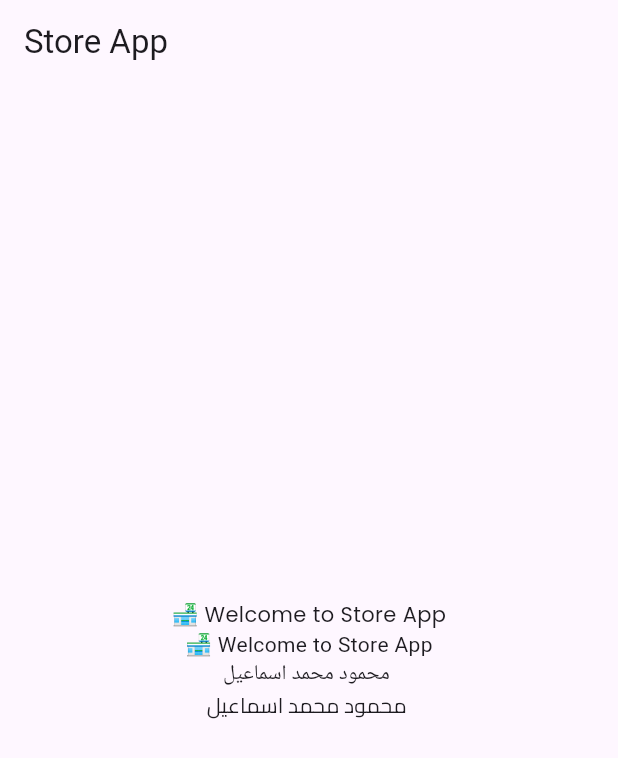
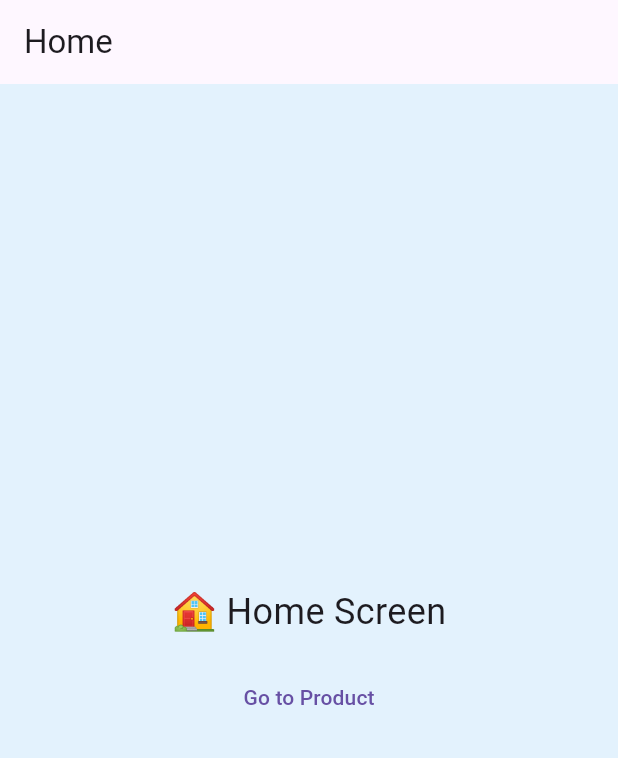
Before and after one commit to Korya25/store-app, a Flutter app: the screen it shows after launch, on a phone screen of 412 x 824 dp. Shown: the top 758 px of the screen. Run offline on Flutter 3.47's test engine with Material 3 defaults, Android fonts, the phone set to English and light mode, and no system bars; our stand-ins replace another_flushbar, connectivity_plus, firebase_core, flutter_dotenv, flutter_screenutil, go_router and 2 more; accounts and stored records are empty.

Commit message:
refactor files

```diff
--- /dev/null
+++ b/lib/core/constants/app_colors.dart
@@ -0,0 +1,5 @@
+import 'package:flutter/material.dart';
+
+class AppColors {
+  static const Color snakbarBackground = Colors.grey;
+}
--- /dev/null
+++ b/lib/core/constants/app_strings.dart
@@ -0,0 +1,4 @@
+class AppStrings {
+  static const String connected = 'Connected to the Internet';
+  static const String disconnected = 'No Internet Connection';
+}
--- a/lib/core/network/network_banner..dart
+++ b/lib/core/network/network_banner..dart
@@ -7,7 +7,7 @@ class NetworkBanner {
   static Flushbar<dynamic>? _currentFlushbar;
 
   static void show(BuildContext context, NetworkStatusType status) {
-    _currentFlushbar?.dismiss(); // اغلق القديم إن وجد
+    _currentFlushbar?.dismiss();
 
     _currentFlushbar = Flushbar(
       message: status == NetworkStatusType.connected
--- a/lib/core/presentation/app/store_app.dart
+++ /dev/null
@@ -1,40 +0,0 @@
-import 'package:flutter/material.dart';
-import 'package:flutter_screenutil/flutter_screenutil.dart';
-import 'package:store_app/core/network/network_status_wrapper.dart';
-
-class StoreApp extends StatelessWidget {
-  const StoreApp({super.key});
-
-  @override
-  Widget build(BuildContext context) {
-    return ScreenUtilInit(
-      designSize: Size(375, 812),
-      child: MaterialApp(
-        debugShowCheckedModeBanner: false,
-        title: 'Store App',
-        home: NetworkStatusWrapper(
-          child: Scaffold(
-            appBar: AppBar(title: const Text('Store App')),
-            body: const Center(
-              child: Column(
-                mainAxisAlignment: MainAxisAlignment.center,
-                children: [
-                  Text(
-                    '🏪 Welcome to Store App',
-                    style: TextStyle(fontFamily: 'Poppins'),
-                  ),
-                  Text('🏪 Welcome to Store App', style: TextStyle()),
-                  Text('محمود محمد اسماعيل ', style: TextStyle()),
-                  Text(
-                    'محمود محمد اسماعيل ',
-                    style: TextStyle(fontFamily: 'Cairo'),
-                  ),
-                ],
-              ),
-            ),
-          ),
-        ),
-      ),
-    );
-  }
-}
--- /dev/null
+++ b/lib/core/resources/app_router.dart
@@ -0,0 +1,87 @@
+import 'package:flutter/material.dart';
+import 'package:go_router/go_router.dart';
+import 'package:store_app/core/resources/app_routes.dart';
+import 'package:store_app/core/resources/app_transitions.dart';
+
+class AppRouter {
+  static final GoRouter router = GoRouter(
+    initialLocation: AppRoutes.homePath,
+    routes: [
+      GoRoute(
+        name: AppRoutes.home,
+        path: AppRoutes.homePath,
+        pageBuilder: (context, state) => AppTransitions.fade(
+          Scaffold(
+            backgroundColor: Colors.blue[50],
+            appBar: AppBar(title: const Text('Home')),
+            body: Center(
+              child: Column(
+                mainAxisAlignment: MainAxisAlignment.center,
+                children: [
+                  const Text('🏠 Home Screen', style: TextStyle(fontSize: 24)),
+                  const SizedBox(height: 16),
+                  TextButton(
+                    onPressed: () => context.pushNamed(AppRoutes.product),
+                    child: const Text('Go to Product'),
+                  ),
+                ],
+              ),
+            ),
+          ),
+        ),
+      ),
+      GoRoute(
+        name: AppRoutes.product,
+        path: AppRoutes.productPath,
+        pageBuilder: (context, state) => AppTransitions.slideFromRight(
+          Scaffold(
+            backgroundColor: Colors.green[50],
+            appBar: AppBar(title: const Text('Product')),
+            body: Center(
+              child: Column(
+                mainAxisAlignment: MainAxisAlignment.center,
+                children: [
+                  const Text(
+                    '📦 Product Screen',
+                    style: TextStyle(fontSize: 24),
+                  ),
+                  const SizedBox(height: 16),
+                  TextButton(
+                    onPressed: () => context.pushNamed(AppRoutes.settings),
+                    child: const Text('Go to Settings'),
+                  ),
+                ],
+              ),
+            ),
+          ),
+        ),
+      ),
+      GoRoute(
+        name: AppRoutes.settings,
+        path: AppRoutes.settingsPath,
+        pageBuilder: (context, state) => AppTransitions.scale(
+          Scaffold(
+            backgroundColor: Colors.purple[50],
+            appBar: AppBar(title: const Text('Settings')),
+            body: Center(
+              child: Column(
+                mainAxisAlignment: MainAxisAlignment.center,
+                children: [
+                  const Text(
+                    '⚙️ Settings Screen',
+                    style: TextStyle(fontSize: 24),
+                  ),
+                  const SizedBox(height: 16),
+                  TextButton(
+                    onPressed: () => context.pop(),
+                    child: const Text('Back'),
+                  ),
+                ],
+              ),
+            ),
+          ),
+        ),
+      ),
+    ],
+  );
+}
--- /dev/null
+++ b/lib/core/resources/app_routes.dart
@@ -0,0 +1,10 @@
+class AppRoutes {
+  static const String home = 'home';
+  static const String homePath = '/';
+
+  static const String product = 'product';
+  static const String productPath = '/product';
+
+  static const String settings = 'settings';
+  static const String settingsPath = '/settings';
+}
--- a/lib/main.dart
+++ b/lib/main.dart
@@ -3,9 +3,9 @@ import 'dart:io';
 import 'package:firebase_core/firebase_core.dart';
 import 'package:flutter/material.dart';
 import 'package:flutter/services.dart';
-import 'package:store_app/core/app/env_varible.dart';
+import 'package:store_app/core/utils/env_varible.dart';
 import 'package:store_app/core/network/connectivity_controller.dart';
-import 'package:store_app/core/presentation/app/store_app.dart';
+import 'package:store_app/store_app.dart';
 
 void main() async {
   WidgetsFlutterBinding.ensureInitialized();
--- /dev/null
+++ b/lib/store_app.dart
@@ -0,0 +1,26 @@
+// lib/store_app.dart
+
+import 'package:flutter/material.dart';
+import 'package:flutter_screenutil/flutter_screenutil.dart';
+import 'package:store_app/core/network/network_status_wrapper.dart';
+import 'package:store_app/core/resources/app_router.dart';
+
+class StoreApp extends StatelessWidget {
+  const StoreApp({super.key});
+
+  @override
+  Widget build(BuildContext context) {
+    return ScreenUtilInit(
+      designSize: const Size(375, 812),
+      builder: (_, __) => MaterialApp.router(
+        title: 'Store App',
+
+        debugShowCheckedModeBanner: false,
+        routerConfig: AppRouter.router,
+        builder: (context, child) {
+          return NetworkStatusWrapper(child: child ?? const SizedBox.shrink());
+        },
+      ),
+    );
+  }
+}
--- a/pubspec.yaml
+++ b/pubspec.yaml
@@ -26,6 +26,7 @@ dependencies:
   internet_connection_checker: ^3.0.1
   logger: ^2.6.1
   another_flushbar: ^1.12.30
+  go_router: ^16.0.0
 
 dev_dependencies:
   flutter_test:
```
Also changed, not shown: lib/core/resources/app_text_styles.dart (+1 -29 lines), lib/core/resources/app_transitions.dart (added, +50 -0 lines), lib/core/utils/env_varible.dart (renamed from lib/core/app/env_varible.dart), pubspec.lock, 1 other file.
